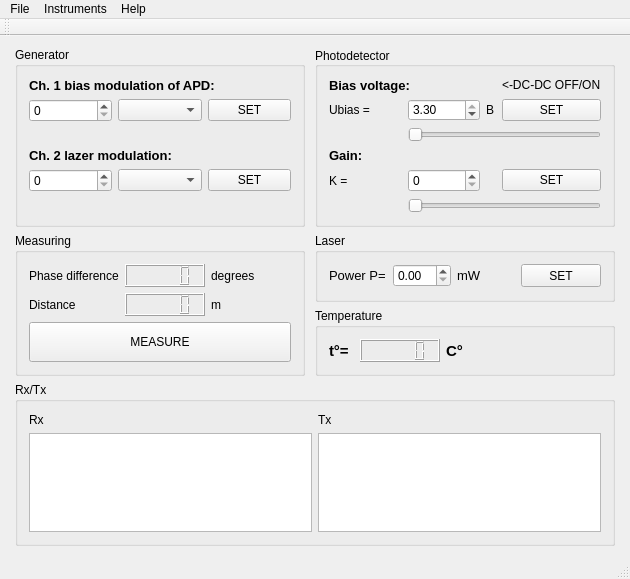
The window that sources/presentation/ui/main_window/mainwindow.ui (AlienDrew/lidar) describes before a commit, drawn with Qt 5.
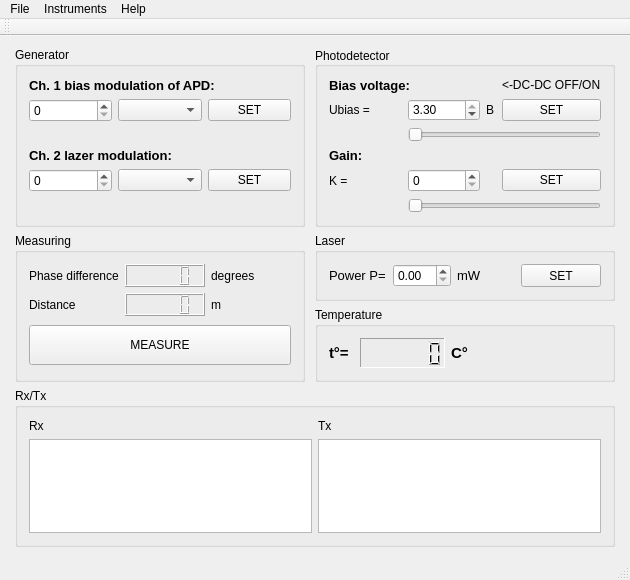
The same window after the commit.

```diff
--- a/sources/presentation/ui/main_window/mainwindow.ui
+++ b/sources/presentation/ui/main_window/mainwindow.ui
@@ -7,9 +7,21 @@
     <x>0</x>
     <y>0</y>
     <width>630</width>
-    <height>579</height>
+    <height>580</height>
    </rect>
   </property>
+  <property name="minimumSize">
+   <size>
+    <width>630</width>
+    <height>580</height>
+   </size>
+  </property>
+  <property name="maximumSize">
+   <size>
+    <width>630</width>
+    <height>580</height>
+   </size>
+  </property>
   <property name="windowTitle">
    <string>LIDAR peripheral monitoring</string>
   </property>
@@ -118,22 +130,48 @@
     </item>
     <item row="3" column="1">
      <widget class="QGroupBox" name="TemperatureGroup">
+      <property name="minimumSize">
+       <size>
+        <width>0</width>
+        <height>75</height>
+       </size>
+      </property>
       <property name="maximumSize">
        <size>
         <width>300</width>
-        <height>100</height>
+        <height>80</height>
        </size>
       </property>
       <property name="title">
        <string>Temperature</string>
       </property>
       <layout class="QGridLayout" name="gridLayout_7">
+       <item row="0" column="2">
+        <widget class="QLabel" name="label_13">
+         <property name="maximumSize">
+          <size>
+           <width>150</width>
+           <height>16777215</height>
+          </size>
+         </property>
+         <property name="font">
+          <font>
+           <pointsize>11</pointsize>
+           <weight>75</weight>
+           <bold>true</bold>
+          </font>
+         </property>
+         <property name="text">
+          <string>C°</string>
+         </property>
+        </widget>
+       </item>
        <item row="0" column="0">
-        <widget class="QLabel" name="label_12">
+        <widget class="QLabel" name="tempLabel">
          <property name="maximumSize">
           <size>
            <width>25</width>
-           <height>16777215</height>
+           <height>50</height>
           </size>
          </property>
          <property name="font">
@@ -150,31 +188,42 @@
        </item>
        <item row="0" column="1">
         <widget class="QLCDNumber" name="lcdTemp">
+         <property name="minimumSize">
+          <size>
+           <width>85</width>
+           <height>0</height>
+          </size>
+         </property>
          <property name="maximumSize">
           <size>
-           <width>80</width>
-           <height>40</height>
+           <width>85</width>
+           <height>60</height>
           </size>
          </property>
+         <property name="frameShape">
+          <enum>QFrame::Panel</enum>
+         </property>
+         <property name="frameShadow">
+          <enum>QFrame::Sunken</enum>
+         </property>
+         <property name="lineWidth">
+          <number>1</number>
+         </property>
+         <property name="midLineWidth">
+          <number>0</number>
+         </property>
+         <property name="smallDecimalPoint">
+          <bool>false</bool>
+         </property>
+         <property name="digitCount">
+          <number>6</number>
+         </property>
         </widget>
        </item>
-       <item row="0" column="2">
-        <widget class="QLabel" name="label_13">
-         <property name="maximumSize">
-          <size>
-           <width>400</width>
-           <height>16777215</height>
-          </size>
-         </property>
-         <property name="font">
-          <font>
-           <pointsize>11</pointsize>
-           <weight>75</weight>
-           <bold>true</bold>
-          </font>
-         </property>
+       <item row="0" column="3">
+        <widget class="QLabel" name="tempStatus">
          <property name="text">
-          <string>C°</string>
+          <string/>
          </property>
         </widget>
        </item>
```
